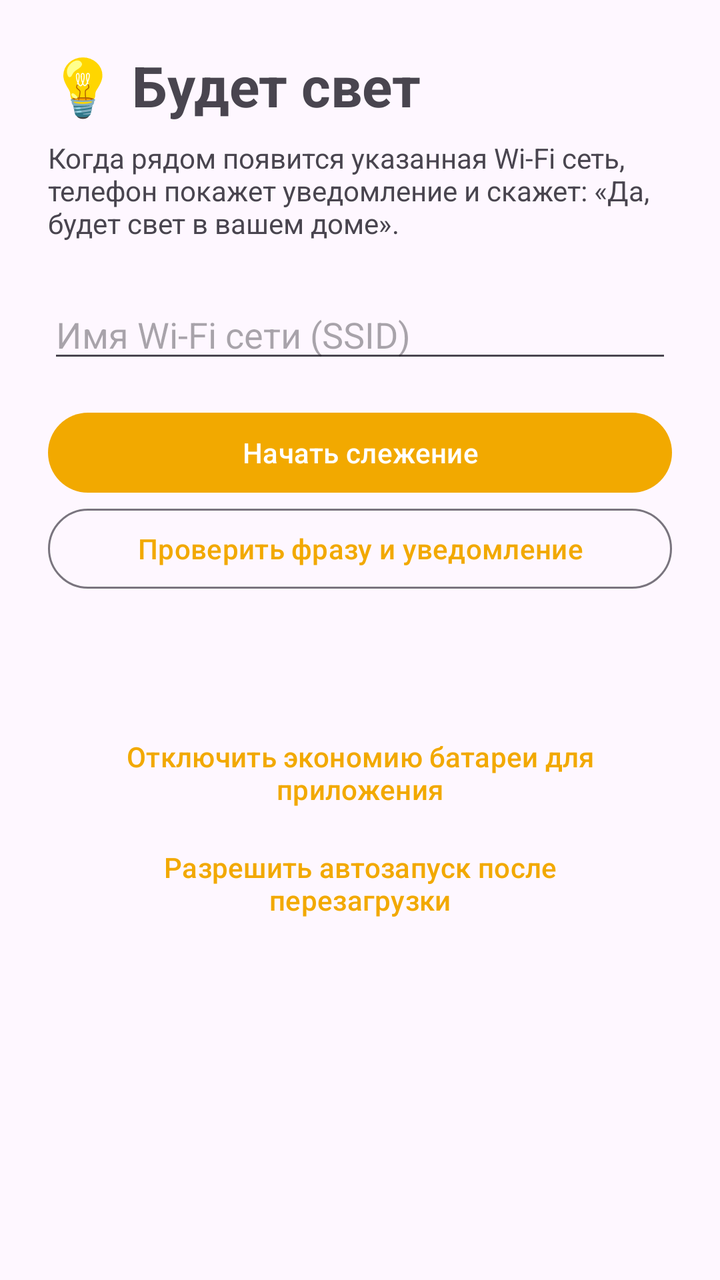
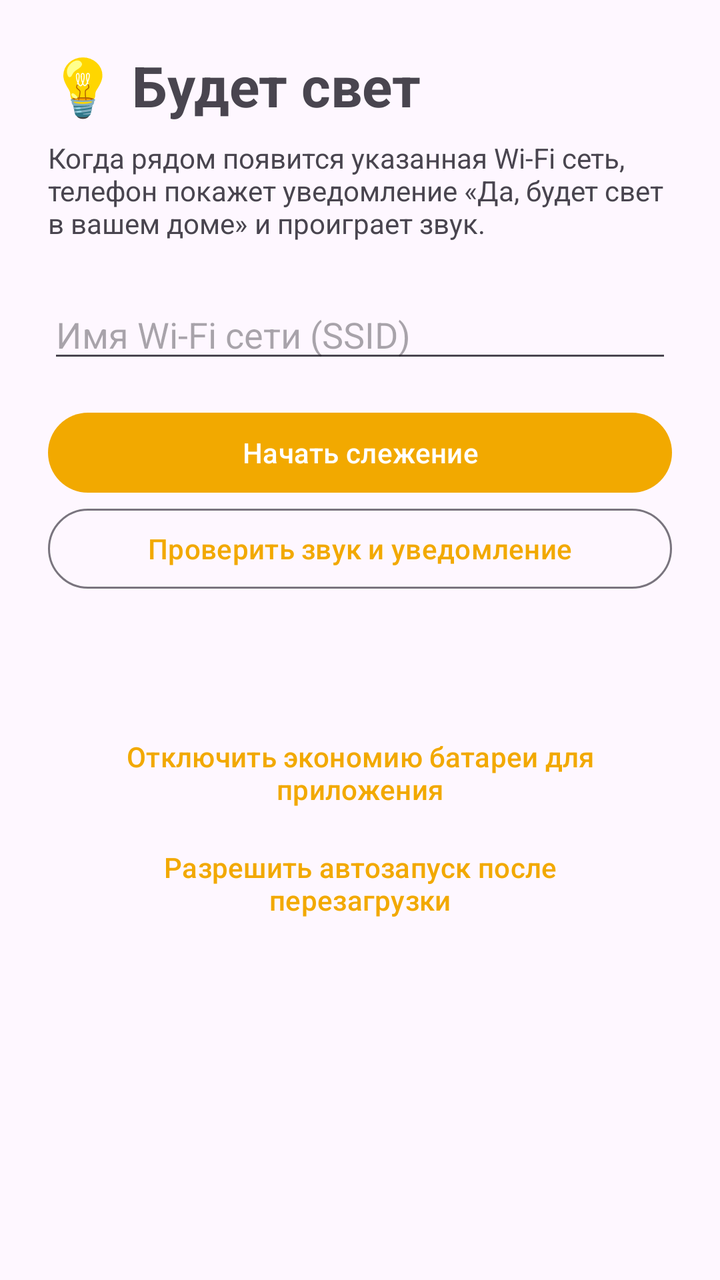

An Android layout rendered at two revisions. The XML below is the earlier revision; the diff shows what the commit changed to produce the second picture.
<!-- AndroidManifest.xml: application theme Theme.SvetApp -->
<!-- res/layout/activity_main.xml -->
<?xml version="1.0" encoding="utf-8"?>
<ScrollView xmlns:android="http://schemas.android.com/apk/res/android"
    android:layout_width="match_parent"
    android:layout_height="match_parent"
    android:fitsSystemWindows="true">

    <LinearLayout
        android:layout_width="match_parent"
        android:layout_height="wrap_content"
        android:orientation="vertical"
        android:padding="24dp">

        <TextView
            android:layout_width="wrap_content"
            android:layout_height="wrap_content"
            android:text="💡 Будет свет"
            android:textSize="28sp"
            android:textStyle="bold" />

        <TextView
            android:layout_width="match_parent"
            android:layout_height="wrap_content"
            android:layout_marginTop="8dp"
            android:text="Когда рядом появится указанная Wi-Fi сеть, телефон покажет уведомление и скажет: «Да, будет свет в вашем доме»." />

        <EditText
            android:id="@+id/ssid"
            android:layout_width="match_parent"
            android:layout_height="wrap_content"
            android:layout_marginTop="24dp"
            android:hint="Имя Wi-Fi сети (SSID)"
            android:inputType="text"
            android:maxLines="1" />

        <Button
            android:id="@+id/toggle"
            android:layout_width="match_parent"
            android:layout_height="wrap_content"
            android:layout_marginTop="16dp"
            android:text="Начать слежение" />

        <Button
            android:id="@+id/test"
            style="@style/Widget.Material3.Button.OutlinedButton"
            android:layout_width="match_parent"
            android:layout_height="wrap_content"
            android:text="Проверить фразу и уведомление" />

        <TextView
            android:id="@+id/status"
            android:layout_width="match_parent"
            android:layout_height="wrap_content"
            android:layout_marginTop="24dp"
            android:lineSpacingExtra="6dp"
            android:textSize="15sp" />

        <Button
            android:id="@+id/battery"
            style="@style/Widget.Material3.Button.TextButton"
            android:layout_width="match_parent"
            android:layout_height="wrap_content"
            android:layout_marginTop="16dp"
            android:text="Отключить экономию батареи для приложения" />

        <Button
            android:id="@+id/bgLocation"
            style="@style/Widget.Material3.Button.TextButton"
            android:layout_width="match_parent"
            android:layout_height="wrap_content"
            android:text="Разрешить автозапуск после перезагрузки" />
    </LinearLayout>
</ScrollView>
<!-- resources referenced by this layout -->
<resources>
  <style name="Theme.SvetApp" parent="Theme.Material3.DayNight.NoActionBar">
          <item name="colorPrimary">#F2A900</item>
      </style>
</resources>

<!-- the commit's change to res/layout/activity_main.xml (unified diff, before → after) -->
@@ -21,7 +21,7 @@
             android:layout_width="match_parent"
             android:layout_height="wrap_content"
             android:layout_marginTop="8dp"
-            android:text="Когда рядом появится указанная Wi-Fi сеть, телефон покажет уведомление и скажет: «Да, будет свет в вашем доме»." />
+            android:text="Когда рядом появится указанная Wi-Fi сеть, телефон покажет уведомление «Да, будет свет в вашем доме» и проиграет звук." />
 
         <EditText
             android:id="@+id/ssid"
@@ -44,7 +44,7 @@
             style="@style/Widget.Material3.Button.OutlinedButton"
             android:layout_width="match_parent"
             android:layout_height="wrap_content"
-            android:text="Проверить фразу и уведомление" />
+            android:text="Проверить звук и уведомление" />
 
         <TextView
             android:id="@+id/status"
